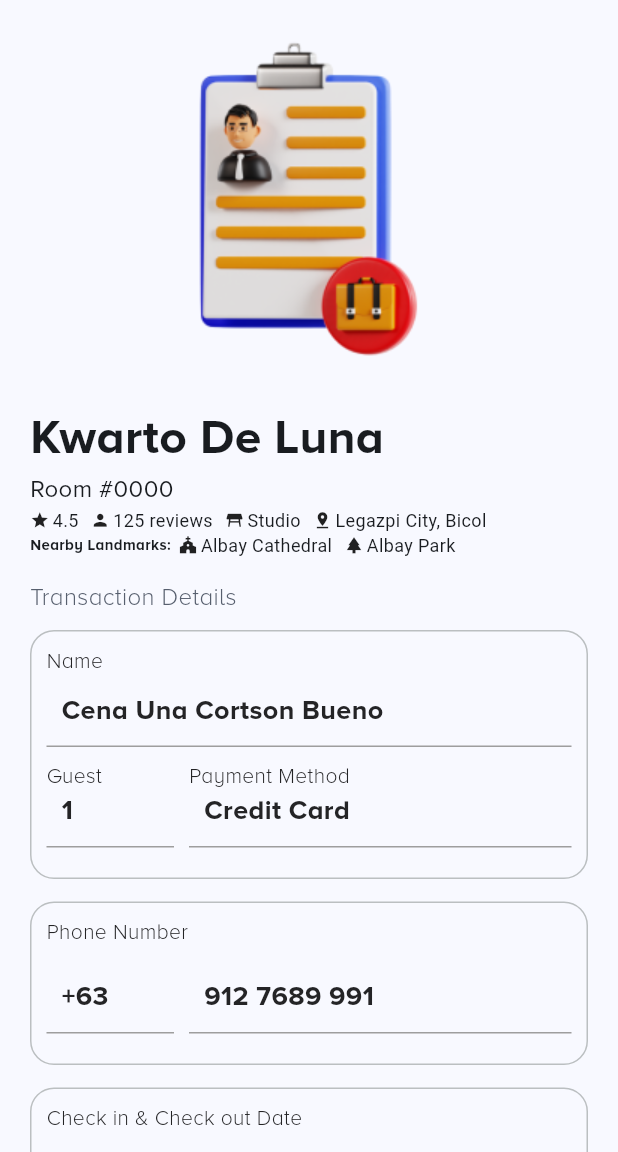
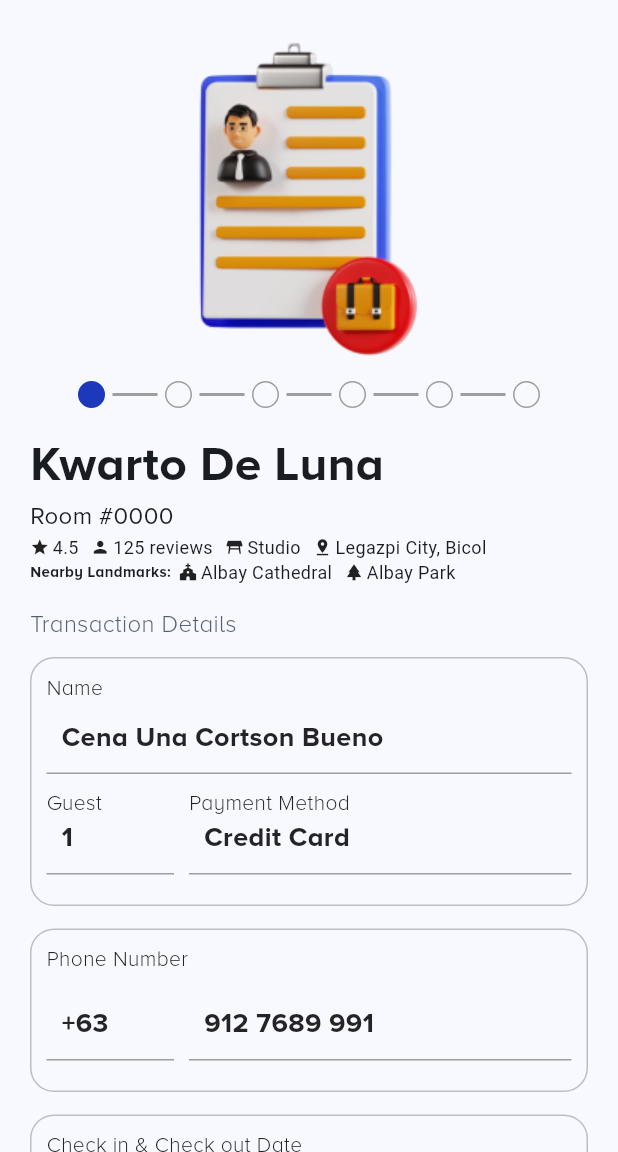
Before and after one commit to oppatrickk/roompal_ojt, a Flutter app: the OverviewPage screen opened by its route, on a phone screen of 412 x 824 dp, the part 84-1236 px from its top. Run offline on Flutter 3.47's test engine with Material 2 defaults, Android fonts, the phone set to English and light mode, and no system bars.

Commit message:
fix(project): Merging files

```diff
--- a/lib/pages/payment_details.dart
+++ b/lib/pages/payment_details.dart
@@ -23,7 +23,9 @@ class _PaymentDetailsState extends State<PaymentDetails> {
       body: SingleChildScrollView(
         child: Container(
           padding: const EdgeInsets.all(20),
-          child: Column(crossAxisAlignment: CrossAxisAlignment.stretch, children: <Widget>[
+          child: Column(
+              crossAxisAlignment: CrossAxisAlignment.stretch,
+              children: <Widget>[
                 Row(
                   crossAxisAlignment: CrossAxisAlignment.baseline,
                   textBaseline: TextBaseline.ideographic,
@@ -79,11 +81,7 @@ class _PaymentDetailsState extends State<PaymentDetails> {
                             decoration: BoxDecoration(
                               borderRadius: BorderRadius.circular(20),
                               border: Border.all(
-<<<<<<< HEAD
                                 color: Color(0xFF242731),
-=======
-                            color: const Color(0xFF242426),
->>>>>>> 1eda25a90a87cc8d91c2652884ce8add8bede4ff
                               ),
                             ),
                           ),
@@ -92,11 +90,15 @@ class _PaymentDetailsState extends State<PaymentDetails> {
                             flex: 5,
                             child: Text(
                               'CREDIT CARD',
-                          style: textStyleContent(size: 16, color: const Color(0xFF242426)),
+                              style: textStyleContent(
+                                  size: 16, color: const Color(0xFF242426)),
                             ),
                           ),
                           Expanded(
-                        child: iconStyle(icon: Icons.control_point_rounded, color: const Color(0xFF242426), size: 24),
+                            child: iconStyle(
+                                icon: Icons.control_point_rounded,
+                                color: const Color(0xFF242426),
+                                size: 24),
                           ),
                         ],
                       )
@@ -109,9 +111,17 @@ class _PaymentDetailsState extends State<PaymentDetails> {
                   mainAxisAlignment: MainAxisAlignment.spaceBetween,
                   children: <Widget>[
                     navigationButton(
-                    onPressed: () => Navigator.pushNamed(context, ContactDetails.id), icon: Icons.arrow_back, label: 'Go back', isGoBack: true),
+                        onPressed: () =>
+                            Navigator.pushNamed(context, ContactDetails.id),
+                        icon: Icons.arrow_back,
+                        label: 'Go back',
+                        isGoBack: true),
                     navigationButton(
-                    onPressed: () => Navigator.pushNamed(context, ConfirmationPage.id), label: 'Go next', icon: Icons.arrow_forward, isGoBack: false)
+                        onPressed: () =>
+                            Navigator.pushNamed(context, ConfirmationPage.id),
+                        label: 'Go next',
+                        icon: Icons.arrow_forward,
+                        isGoBack: false)
                   ],
                 ),
                 ksizedBoxTextFieldCol,
--- a/lib/pages/property_owner/overview_page.dart
+++ b/lib/pages/property_owner/overview_page.dart
@@ -32,17 +32,17 @@ class _OverviewPageState extends State<OverviewPage> {
             Row(
               mainAxisAlignment: MainAxisAlignment.center,
               children: [
-                // circleIcon(),
-                // ksizedBoxTextFieldRow,
-                // circleIcon(),
-                // ksizedBoxTextFieldRow,
-                // circleIcon(),
-                // ksizedBoxTextFieldRow,
-                // circleIcon(),
-                // ksizedBoxTextFieldRow,
-                // circleIcon(),
-                // ksizedBoxTextFieldRow,
-                // circleIcon(),
+                circleIcon(isFillRequired: true, isBorderRequired: false),
+                lineBetweenCI(isTrue: false),
+                circleIcon(isFillRequired: false, isBorderRequired: true),
+                lineBetweenCI(isTrue: false),
+                circleIcon(isFillRequired: false, isBorderRequired: true),
+                lineBetweenCI(isTrue: false),
+                circleIcon(isFillRequired: false, isBorderRequired: true),
+                lineBetweenCI(isTrue: false),
+                circleIcon(isFillRequired: false, isBorderRequired: true),
+                lineBetweenCI(isTrue: false),
+                circleIcon(isFillRequired: false, isBorderRequired: true),
               ],
             ),
             kSizedBox,
--- a/lib/widgets/widget_elements.dart
+++ b/lib/widgets/widget_elements.dart
@@ -348,11 +348,11 @@ TextButton navigationButton({
     child: isGoBack == true
         ? Row(
             children: [
-              iconStyle(icon: icon, color: Color(0xFF242426), size: 24),
+              iconStyle(icon: icon, color: Color(0xFF242426), size: 20),
               ksizedBoxTextFieldRow,
               Text(
                 label,
-                style: textStyleHeader(color: Color(0xFF242426), size: 16),
+                style: TextStyle(color: Color(0xFF242426), fontSize: 14.0),
               )
             ],
           )
@@ -360,10 +360,10 @@ TextButton navigationButton({
             children: [
               Text(
                 label,
-                style: textStyleHeader(color: Color(0xFF242426), size: 16),
+                style: TextStyle(color: Color(0xFF242426), fontSize: 14.0),
               ),
               ksizedBoxTextFieldRow,
-              iconStyle(icon: icon, color: Color(0xFF242426), size: 24),
+              iconStyle(icon: icon, color: Color(0xFF242426), size: 20),
             ],
           ),
   );
@@ -407,12 +407,30 @@ TextButton noButtonIcons({
 }
 
 // Circle indicator in Property Owner Create listing page
-Container circleIcon({required bool? isFillRequired}) {
+Container circleIcon(
+    {required bool? isFillRequired, required bool? isBorderRequired}) {
   return Container(
-    padding: EdgeInsets.all(10),
+    padding: EdgeInsets.all(8),
     decoration: BoxDecoration(
-      // isFillRequired == true ? color: Color(0xFF1C39BB) : color:null,
+      color: isFillRequired == true ? Color(0xFF1C39BB) : null,
       borderRadius: BorderRadius.circular(20),
+      border: isBorderRequired == true
+          ? Border.all(color: Colors.grey)
+          : Border.all(
+              color: Color(0xFF1C39BB),
+            ),
+    ),
+  );
+}
+
+//Line between Circle Icon
+Padding lineBetweenCI({required bool? isTrue}) {
+  return Padding(
+    padding: const EdgeInsets.symmetric(horizontal: 5.0),
+    child: Container(
+      padding: EdgeInsets.all(1),
+      width: 30,
+      color: isTrue == true ? Color(0xFF1C39BB) : Colors.grey,
     ),
   );
 }
```
Lines whose indentation alone changed are shown as unchanged.
